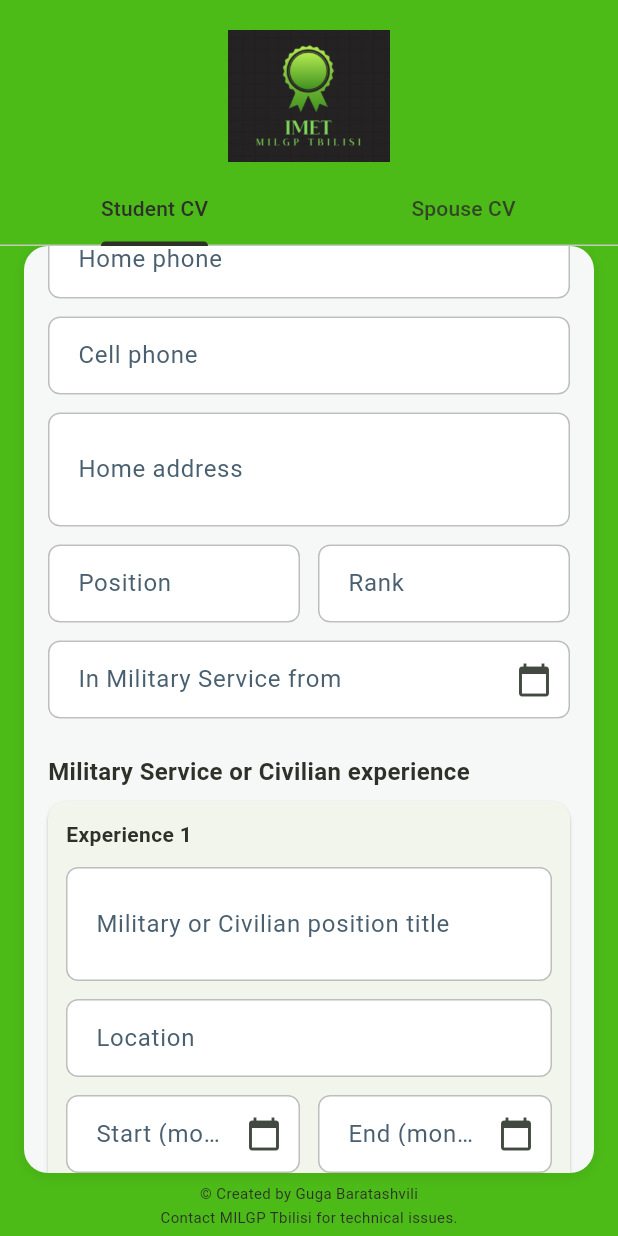
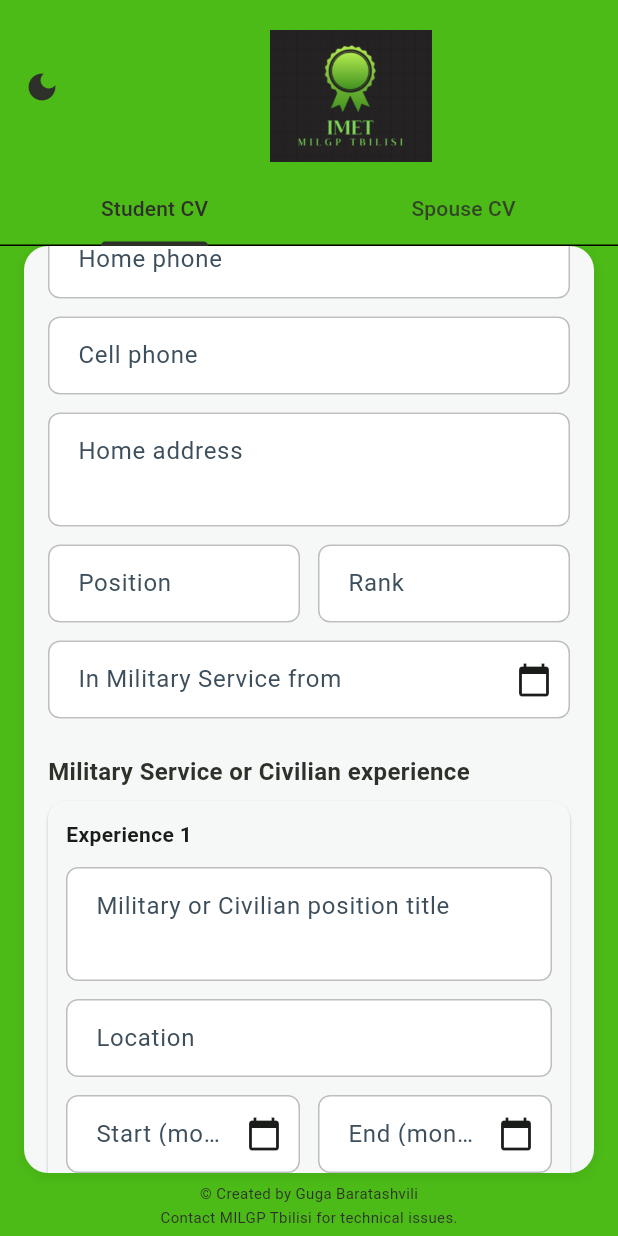
Before and after one commit to GugaBaratashvili/CV, a Flutter app: the screen it shows after launch, scrolled down 576 dp, after a tap on "OK", on a phone screen of 412 x 824 dp. Run offline on Flutter 3.47's test engine with Material 3 defaults, Android fonts, the phone set to English and light mode, and no system bars; our stand-ins replace pdf; missing offline and left inert: dart:html, dart:js_util, mailer.

Commit message:
Add dark/light mode toggle and improve mobile Safari input contrast
Made-with: Cursor

```diff
--- a/lib/main.dart
+++ b/lib/main.dart
@@ -1,5 +1,8 @@
 import 'package:flutter/material.dart';
 import 'screens/home_screen.dart';
+
+/// Near-black for maximum contrast (typed text, labels) – especially for mobile Safari.
+const Color _kHighContrastText = Color(0xFF1A1C19);
 
 /// Entry point of the CV app.
 void main() {
@@ -7,27 +10,56 @@ void main() {
 }
 
 /// Root widget that sets up theming and the home screen.
-class CvApp extends StatelessWidget {
+class CvApp extends StatefulWidget {
   const CvApp({super.key});
+
+  @override
+  State<CvApp> createState() => _CvAppState();
+}
+
+class _CvAppState extends State<CvApp> {
+  ThemeMode _themeMode = ThemeMode.light;
+
+  void _toggleTheme() {
+    setState(() {
+      _themeMode = _themeMode == ThemeMode.light ? ThemeMode.dark : ThemeMode.light;
+    });
+  }
 
   @override
   Widget build(BuildContext context) {
     return MaterialApp(
       title: 'Student CV',
       debugShowCheckedModeBanner: false,
-      themeMode: ThemeMode.system,
-      theme: ThemeData(
+      themeMode: _themeMode,
+      theme: _buildLightTheme(),
+      darkTheme: _buildDarkTheme(),
+      home: HomeScreen(
+        onToggleTheme: _toggleTheme,
+        isDarkMode: _themeMode == ThemeMode.dark,
+      ),
+    );
+  }
+
+  ThemeData _buildLightTheme() {
+    return ThemeData(
       useMaterial3: true,
-        colorScheme: ColorScheme.fromSeed(seedColor: const Color(0xFF4DBE55)),
+      colorScheme: ColorScheme.light(
+        primary: const Color(0xFF4DBE55),
+        onPrimary: Colors.white,
+        surface: const Color(0xFFF5F8F6),
+        onSurface: _kHighContrastText,
+        surfaceContainerHighest: const Color(0xFFF5F8F6),
+      ),
       scaffoldBackgroundColor: const Color(0xFF4CBB17),
-        textTheme: const TextTheme(
-          bodyLarge: TextStyle(color: Color(0xFF2D3129)),
-          bodyMedium: TextStyle(color: Color(0xFF2D3129)),
-          bodySmall: TextStyle(color: Color(0xFF2D3129)),
-          titleLarge: TextStyle(color: Color(0xFF2D3129)),
-          titleMedium: TextStyle(color: Color(0xFF2D3129)),
-          titleSmall: TextStyle(color: Color(0xFF2D3129)),
-          labelLarge: TextStyle(color: Color(0xFF2D3129)),
+      textTheme: TextTheme(
+        bodyLarge: TextStyle(color: _kHighContrastText, fontSize: 16),
+        bodyMedium: TextStyle(color: _kHighContrastText, fontSize: 16),
+        bodySmall: TextStyle(color: _kHighContrastText, fontSize: 14),
+        titleLarge: TextStyle(color: _kHighContrastText, fontSize: 22),
+        titleMedium: TextStyle(color: _kHighContrastText, fontSize: 16),
+        titleSmall: TextStyle(color: _kHighContrastText, fontSize: 14),
+        labelLarge: TextStyle(color: _kHighContrastText, fontSize: 14),
       ),
       inputDecorationTheme: InputDecorationTheme(
         filled: true,
@@ -46,19 +78,59 @@ class CvApp extends StatelessWidget {
           borderSide: const BorderSide(color: Colors.red),
         ),
         contentPadding: const EdgeInsets.symmetric(horizontal: 16, vertical: 14),
-          labelStyle: const TextStyle(color: Color(0xFF4A5F6F)),
-          hintStyle: const TextStyle(color: Color(0xFF4A5F6F)),
-          floatingLabelStyle: const TextStyle(color: Color(0xFF2D3129)),
+        labelStyle: const TextStyle(color: Color(0xFF3D4F5C), fontSize: 16),
+        hintStyle: const TextStyle(color: Color(0xFF3D4F5C), fontSize: 16),
+        floatingLabelStyle: TextStyle(color: _kHighContrastText, fontSize: 16),
+        // Force dark typed text for mobile Safari contrast
+        alignLabelWithHint: true,
       ),
+    );
+  }
+
+  ThemeData _buildDarkTheme() {
+    const Color darkSurface = Color(0xFF1E2320);
+    const Color darkBg = Color(0xFF2D3329);
+    return ThemeData(
+      useMaterial3: true,
+      brightness: Brightness.dark,
+      colorScheme: ColorScheme.dark(
+        primary: const Color(0xFF6BC96B),
+        onPrimary: const Color(0xFF1A1C19),
+        surface: darkSurface,
+        onSurface: const Color(0xFFE8EBE8),
+        surfaceContainerHighest: const Color(0xFF2A2F2A),
       ),
-      darkTheme: ThemeData(
-        useMaterial3: true,
-        colorScheme: ColorScheme.fromSeed(
-          seedColor: Colors.indigo,
-          brightness: Brightness.dark,
+      scaffoldBackgroundColor: darkBg,
+      textTheme: const TextTheme(
+        bodyLarge: TextStyle(color: Color(0xFFE8EBE8), fontSize: 16),
+        bodyMedium: TextStyle(color: Color(0xFFE8EBE8), fontSize: 16),
+        bodySmall: TextStyle(color: Color(0xFFE8EBE8), fontSize: 14),
+        titleLarge: TextStyle(color: Color(0xFFE8EBE8), fontSize: 22),
+        titleMedium: TextStyle(color: Color(0xFFE8EBE8), fontSize: 16),
+        titleSmall: TextStyle(color: Color(0xFFE8EBE8), fontSize: 14),
+        labelLarge: TextStyle(color: Color(0xFFE8EBE8), fontSize: 14),
       ),
+      inputDecorationTheme: InputDecorationTheme(
+        filled: true,
+        fillColor: const Color(0xFF2A2F2A),
+        border: OutlineInputBorder(borderRadius: BorderRadius.circular(8)),
+        enabledBorder: OutlineInputBorder(
+          borderRadius: BorderRadius.circular(8),
+          borderSide: const BorderSide(color: Color(0xFF5A6158)),
         ),
-      home: const HomeScreen(),
+        focusedBorder: OutlineInputBorder(
+          borderRadius: BorderRadius.circular(8),
+          borderSide: const BorderSide(color: Color(0xFF6BC96B), width: 1.5),
+        ),
+        errorBorder: OutlineInputBorder(
+          borderRadius: BorderRadius.circular(8),
+          borderSide: const BorderSide(color: Color(0xFFE57373)),
+        ),
+        contentPadding: const EdgeInsets.symmetric(horizontal: 16, vertical: 14),
+        labelStyle: const TextStyle(color: Color(0xFFB0B8B0), fontSize: 16),
+        hintStyle: const TextStyle(color: Color(0xFFB0B8B0), fontSize: 16),
+        floatingLabelStyle: const TextStyle(color: Color(0xFFE8EBE8), fontSize: 16),
+      ),
     );
   }
 }
--- a/lib/screens/home_screen.dart
+++ b/lib/screens/home_screen.dart
@@ -17,13 +17,19 @@ const Color _kHeadingPurple = Color(0xFF2D3129);
 /// Slate: Medium Vibrant Green – primary buttons.
 const Color _kAccentGreen = Color(0xFF4DBE55);
 
-/// Shows the welcome / user agreement dialog (app color scheme).
+/// Shows the welcome / user agreement dialog (theme-aware).
 void _showWelcomeDialog(BuildContext context) {
   showDialog<void>(
     context: context,
     barrierDismissible: false,
-    builder: (context) => Dialog(
-      backgroundColor: _kFormContainerCream,
+    builder: (ctx) {
+      final theme = Theme.of(ctx);
+      final surface = theme.colorScheme.surface;
+      final onSurface = theme.colorScheme.onSurface;
+      final primary = theme.colorScheme.primary;
+      final onPrimary = theme.colorScheme.onPrimary;
+      return Dialog(
+        backgroundColor: surface,
         shape: RoundedRectangleBorder(borderRadius: BorderRadius.circular(16)),
         child: Padding(
           padding: const EdgeInsets.all(24),
@@ -31,35 +37,35 @@ void _showWelcomeDialog(BuildContext context) {
             mainAxisSize: MainAxisSize.min,
             crossAxisAlignment: CrossAxisAlignment.stretch,
             children: [
-            const Center(
+              Center(
                 child: Text(
                   'Welcome',
                   style: TextStyle(
                     fontSize: 22,
                     fontWeight: FontWeight.bold,
-                  color: _kHeadingPurple,
+                    color: onSurface,
                   ),
                 ),
               ),
               const SizedBox(height: 16),
-            const Text(
+              Text(
                 'This application is for official use only in accordance with applicable policies. '
                 'By continuing, you acknowledge that you are authorized to use this system and that any information you submit is only for offiicial purposes. '
                 'Please ensure that all data you provide is accurate and complete.',
                 style: TextStyle(
                   fontSize: 15,
                   height: 1.45,
-                color: _kLogoBackgroundDark,
+                  color: onSurface,
                 ),
               ),
               const SizedBox(height: 24),
               SizedBox(
                 width: double.infinity,
                 child: FilledButton(
-                onPressed: () => Navigator.of(context).pop(),
+                  onPressed: () => Navigator.of(ctx).pop(),
                   style: FilledButton.styleFrom(
-                  backgroundColor: _kAccentGreen,
-                  foregroundColor: Colors.white,
+                    backgroundColor: primary,
+                    foregroundColor: onPrimary,
                     padding: const EdgeInsets.symmetric(vertical: 14),
                     shape: RoundedRectangleBorder(
                       borderRadius: BorderRadius.circular(8),
@@ -71,13 +77,21 @@ void _showWelcomeDialog(BuildContext context) {
             ],
           ),
         ),
-    ),
+      );
+    },
   );
 }
 
 /// Home screen with two tabs: Student CV and Spouse CV.
 class HomeScreen extends StatefulWidget {
-  const HomeScreen({super.key});
+  const HomeScreen({
+    super.key,
+    required this.onToggleTheme,
+    required this.isDarkMode,
+  });
+
+  final VoidCallback onToggleTheme;
+  final bool isDarkMode;
 
   @override
   State<HomeScreen> createState() => _HomeScreenState();
@@ -94,15 +108,34 @@ class _HomeScreenState extends State<HomeScreen> {
 
   @override
   Widget build(BuildContext context) {
+    final theme = Theme.of(context);
+    final scaffoldBg = theme.brightness == Brightness.dark
+        ? theme.scaffoldBackgroundColor
+        : _kScaffoldGreen;
+    final formContainerColor = theme.brightness == Brightness.dark
+        ? theme.colorScheme.surface
+        : _kFormContainerCream;
+    final tabColor = theme.brightness == Brightness.dark
+        ? theme.colorScheme.onSurface
+        : _kLogoBackgroundDark;
+
     return DefaultTabController(
       length: 2,
       initialIndex: 0,
       child: Scaffold(
-        backgroundColor: _kScaffoldGreen,
+        backgroundColor: scaffoldBg,
         appBar: AppBar(
-          backgroundColor: _kScaffoldGreen,
+          backgroundColor: scaffoldBg,
           elevation: 0,
           toolbarHeight: 116,
+          leading: IconButton(
+            icon: Icon(
+              widget.isDarkMode ? Icons.light_mode : Icons.dark_mode,
+              color: tabColor,
+            ),
+            onPressed: widget.onToggleTheme,
+            tooltip: widget.isDarkMode ? 'Switch to light mode' : 'Switch to dark mode',
+          ),
           title: Center(
             child: Padding(
               padding: const EdgeInsets.only(top: 12),
@@ -116,9 +149,9 @@ class _HomeScreenState extends State<HomeScreen> {
             ),
           ),
           bottom: TabBar(
-            labelColor: _kLogoBackgroundDark,
-            unselectedLabelColor: _kLogoBackgroundDark.withValues(alpha: 0.85),
-            indicatorColor: _kLogoBackgroundDark,
+            labelColor: tabColor,
+            unselectedLabelColor: tabColor.withValues(alpha: 0.85),
+            indicatorColor: tabColor,
             tabs: const [
               Tab(text: 'Student CV'),
               Tab(text: 'Spouse CV'),
@@ -131,7 +164,7 @@ class _HomeScreenState extends State<HomeScreen> {
               child: Container(
                 margin: const EdgeInsets.fromLTRB(16, 0, 16, 0),
                 decoration: BoxDecoration(
-                  color: _kFormContainerCream,
+                  color: formContainerColor,
                   borderRadius: BorderRadius.circular(16),
                   boxShadow: [
                     BoxShadow(
@@ -157,17 +190,17 @@ class _HomeScreenState extends State<HomeScreen> {
                     children: [
                       Text(
                         '© Created by Guga Baratashvili',
-                        style: const TextStyle(
+                        style: TextStyle(
                           fontSize: 10,
-                          color: _kLogoBackgroundDark,
+                          color: tabColor,
                         ),
                       ),
                       const SizedBox(height: 2),
-                      const Text(
+                      Text(
                         'Contact MILGP Tbilisi for technical issues.',
                         style: TextStyle(
                           fontSize: 10,
-                          color: _kLogoBackgroundDark,
+                          color: tabColor,
                         ),
                       ),
                     ],
--- a/lib/widgets/cv_form.dart
+++ b/lib/widgets/cv_form.dart
@@ -1142,10 +1142,12 @@ class _CvFormState extends State<CvForm> {
     TextInputType keyboardType = TextInputType.text,
     String? Function(String?)? validator,
   }) {
+    final colorScheme = Theme.of(context).colorScheme;
     return TextFormField(
       controller: controller,
       maxLines: maxLines,
       keyboardType: keyboardType,
+      style: TextStyle(color: colorScheme.onSurface, fontSize: 16),
       decoration: InputDecoration(labelText: label),
       validator: validator ?? _requiredValidator,
     );
@@ -1153,9 +1155,11 @@ class _CvFormState extends State<CvForm> {
 
   /// Builds a date-of-birth field that shows a date picker dialog.
   Widget _buildDateField(BuildContext context) {
+    final colorScheme = Theme.of(context).colorScheme;
     return TextFormField(
       controller: _dobController,
       readOnly: true,
+      style: TextStyle(color: colorScheme.onSurface, fontSize: 16),
       decoration: const InputDecoration(
         labelText: 'Date of birth',
         suffixIcon: Icon(Icons.calendar_today),
@@ -1207,9 +1211,11 @@ class _CvFormState extends State<CvForm> {
     required TextEditingController controller,
     String label = 'Date of Birth',
   }) {
+    final colorScheme = Theme.of(context).colorScheme;
     return TextFormField(
       controller: controller,
       readOnly: true,
+      style: TextStyle(color: colorScheme.onSurface, fontSize: 16),
       decoration: InputDecoration(
         labelText: label,
         suffixIcon: const Icon(Icons.calendar_today),
@@ -1339,9 +1345,11 @@ class _CvFormState extends State<CvForm> {
     required TextEditingController controller,
     required String label,
   }) {
+    final colorScheme = Theme.of(context).colorScheme;
     return TextFormField(
       controller: controller,
       readOnly: true,
+      style: TextStyle(color: colorScheme.onSurface, fontSize: 16),
       decoration: InputDecoration(
         labelText: label,
         hintText: 'Month and year',
@@ -1769,9 +1777,11 @@ class _CvFormState extends State<CvForm> {
 
   /// Builds "In Military Service from" field: month and year only (no day).
   Widget _buildMilitaryServiceFromField(BuildContext context) {
+    final colorScheme = Theme.of(context).colorScheme;
     return TextFormField(
       controller: _militaryServiceFromController,
       readOnly: true,
+      style: TextStyle(color: colorScheme.onSurface, fontSize: 16),
       decoration: const InputDecoration(
         labelText: 'In Military Service from',
         hintText: 'Month and year',
--- a/lib/widgets/family_cv_form.dart
+++ b/lib/widgets/family_cv_form.dart
@@ -505,10 +505,12 @@ class _FamilyCvFormState extends State<FamilyCvForm> {
     TextInputType keyboardType = TextInputType.text,
     String? Function(String?)? validator,
   }) {
+    final colorScheme = Theme.of(context).colorScheme;
     return TextFormField(
       controller: controller,
       maxLines: maxLines,
       keyboardType: keyboardType,
+      style: TextStyle(color: colorScheme.onSurface, fontSize: 16),
       decoration: InputDecoration(labelText: label),
       validator: validator ?? _requiredValidator,
     );
@@ -520,9 +522,11 @@ class _FamilyCvFormState extends State<FamilyCvForm> {
     required TextEditingController controller,
     String label = 'Date of Birth',
   }) {
+    final colorScheme = Theme.of(context).colorScheme;
     return TextFormField(
       controller: controller,
       readOnly: true,
+      style: TextStyle(color: colorScheme.onSurface, fontSize: 16),
       decoration: InputDecoration(
         labelText: label,
         suffixIcon: const Icon(Icons.calendar_today),
@@ -628,9 +632,11 @@ class _FamilyCvFormState extends State<FamilyCvForm> {
   ];
 
   Widget _buildDobField(BuildContext context) {
+    final colorScheme = Theme.of(context).colorScheme;
     return TextFormField(
       controller: _dateOfBirthController,
       readOnly: true,
+      style: TextStyle(color: colorScheme.onSurface, fontSize: 16),
       decoration: const InputDecoration(
         labelText: 'Date of birth',
         suffixIcon: Icon(Icons.calendar_today),
```
Lines whose indentation alone changed are shown as unchanged.
